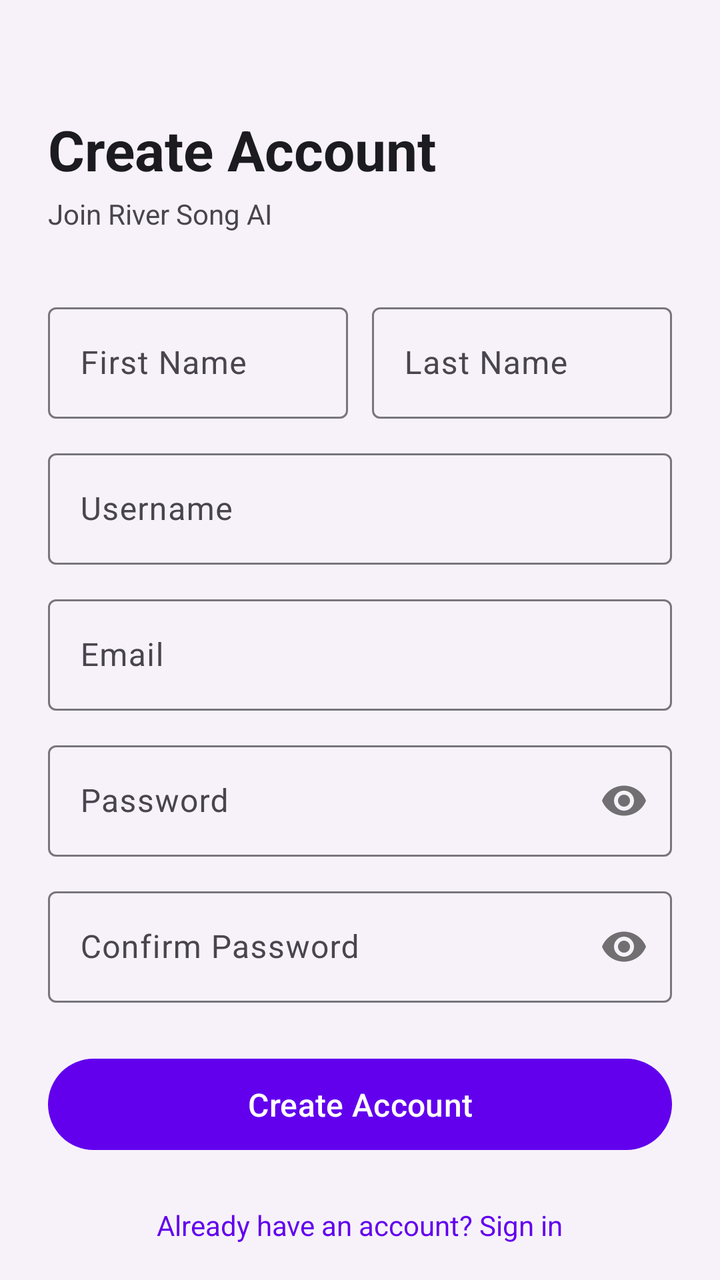
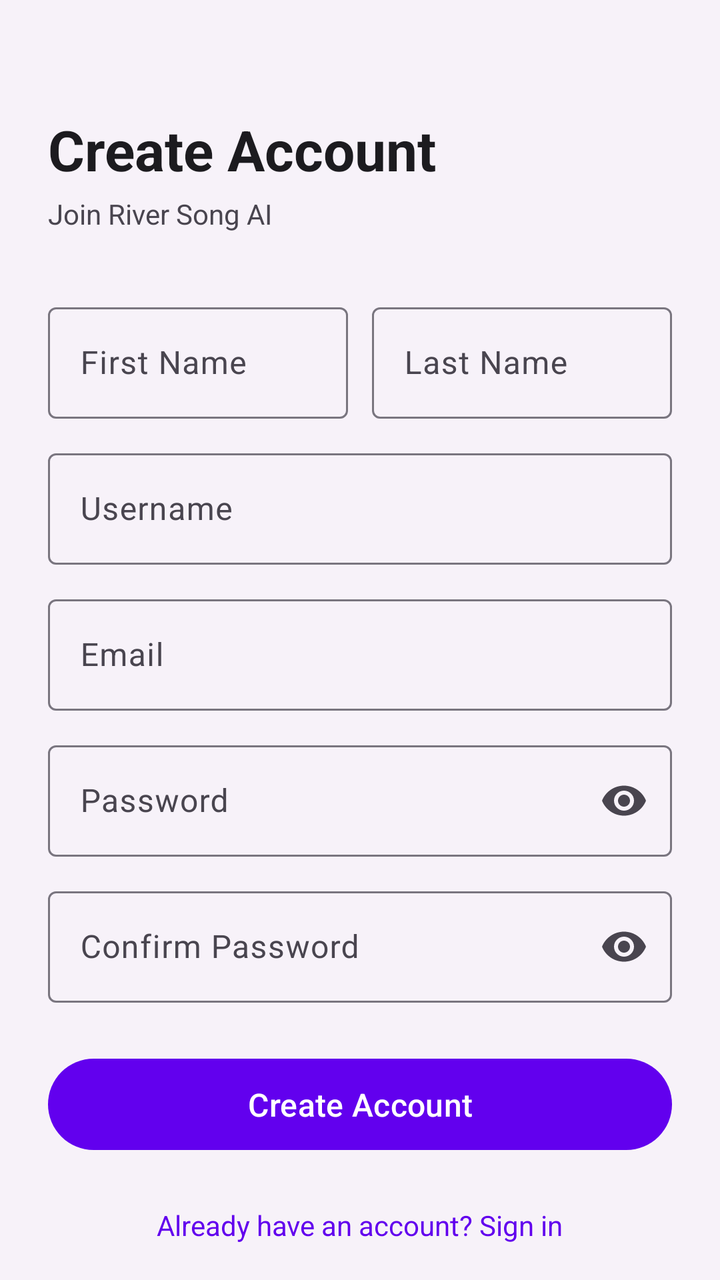

Screens rendered from an Android XML layout before and after an edit, with the pre-edit source and the edit as a unified diff.
<!-- AndroidManifest.xml: application theme Theme.RiverSong -->
<!-- res/layout/fragment_register.xml -->
<?xml version="1.0" encoding="utf-8"?>
<androidx.core.widget.NestedScrollView
    xmlns:android="http://schemas.android.com/apk/res/android"
    xmlns:app="http://schemas.android.com/apk/res-auto"
    android:layout_width="match_parent"
    android:layout_height="match_parent"
    android:fillViewport="true"
    android:background="@color/river_song_background">

    <androidx.constraintlayout.widget.ConstraintLayout
        android:layout_width="match_parent"
        android:layout_height="wrap_content"
        android:padding="24dp">

        <TextView
            android:id="@+id/textViewTitle"
            android:layout_width="wrap_content"
            android:layout_height="wrap_content"
            android:layout_marginTop="32dp"
            android:text="Create Account"
            android:textSize="28sp"
            android:textStyle="bold"
            android:textColor="@color/river_song_on_background"
            app:layout_constraintTop_toTopOf="parent"
            app:layout_constraintStart_toStartOf="parent" />

        <TextView
            android:id="@+id/textViewSubtitle"
            android:layout_width="wrap_content"
            android:layout_height="wrap_content"
            android:layout_marginTop="4dp"
            android:text="Join River Song AI"
            android:textSize="14sp"
            android:textColor="@color/river_song_on_surface_variant"
            app:layout_constraintTop_toBottomOf="@id/textViewTitle"
            app:layout_constraintStart_toStartOf="parent" />

        <LinearLayout
            android:id="@+id/layoutNameRow"
            android:layout_width="0dp"
            android:layout_height="wrap_content"
            android:layout_marginTop="32dp"
            android:orientation="horizontal"
            android:weightSum="2"
            app:layout_constraintTop_toBottomOf="@id/textViewSubtitle"
            app:layout_constraintStart_toStartOf="parent"
            app:layout_constraintEnd_toEndOf="parent">

            <com.google.android.material.textfield.TextInputLayout
                android:id="@+id/layoutFirstName"
                style="@style/Widget.Material3.TextInputLayout.OutlinedBox"
                android:layout_width="0dp"
                android:layout_height="wrap_content"
                android:layout_weight="1"
                android:layout_marginEnd="6dp"
                android:hint="First Name">

                <com.google.android.material.textfield.TextInputEditText
                    android:id="@+id/editTextFirstName"
                    android:layout_width="match_parent"
                    android:layout_height="wrap_content"
                    android:inputType="textPersonName"
                    android:imeOptions="actionNext" />
            </com.google.android.material.textfield.TextInputLayout>

            <com.google.android.material.textfield.TextInputLayout
                android:id="@+id/layoutLastName"
                style="@style/Widget.Material3.TextInputLayout.OutlinedBox"
                android:layout_width="0dp"
                android:layout_height="wrap_content"
                android:layout_weight="1"
                android:layout_marginStart="6dp"
                android:hint="Last Name">

                <com.google.android.material.textfield.TextInputEditText
                    android:id="@+id/editTextLastName"
                    android:layout_width="match_parent"
                    android:layout_height="wrap_content"
                    android:inputType="textPersonName"
                    android:imeOptions="actionNext" />
            </com.google.android.material.textfield.TextInputLayout>
        </LinearLayout>

        <com.google.android.material.textfield.TextInputLayout
            android:id="@+id/layoutUsername"
            style="@style/Widget.Material3.TextInputLayout.OutlinedBox"
            android:layout_width="0dp"
            android:layout_height="wrap_content"
            android:layout_marginTop="12dp"
            android:hint="Username"
            app:layout_constraintTop_toBottomOf="@id/layoutNameRow"
            app:layout_constraintStart_toStartOf="parent"
            app:layout_constraintEnd_toEndOf="parent">

            <com.google.android.material.textfield.TextInputEditText
                android:id="@+id/editTextUsername"
                android:layout_width="match_parent"
                android:layout_height="wrap_content"
                android:inputType="text"
                android:imeOptions="actionNext" />
        </com.google.android.material.textfield.TextInputLayout>

        <com.google.android.material.textfield.TextInputLayout
            android:id="@+id/layoutEmail"
            style="@style/Widget.Material3.TextInputLayout.OutlinedBox"
            android:layout_width="0dp"
            android:layout_height="wrap_content"
            android:layout_marginTop="12dp"
            android:hint="Email"
            app:layout_constraintTop_toBottomOf="@id/layoutUsername"
            app:layout_constraintStart_toStartOf="parent"
            app:layout_constraintEnd_toEndOf="parent">

            <com.google.android.material.textfield.TextInputEditText
                android:id="@+id/editTextEmail"
                android:layout_width="match_parent"
                android:layout_height="wrap_content"
                android:inputType="textEmailAddress"
                android:imeOptions="actionNext" />
        </com.google.android.material.textfield.TextInputLayout>

        <com.google.android.material.textfield.TextInputLayout
            android:id="@+id/layoutPassword"
            style="@style/Widget.Material3.TextInputLayout.OutlinedBox"
            android:layout_width="0dp"
            android:layout_height="wrap_content"
            android:layout_marginTop="12dp"
            android:hint="Password"
            app:passwordToggleEnabled="true"
            app:layout_constraintTop_toBottomOf="@id/layoutEmail"
            app:layout_constraintStart_toStartOf="parent"
            app:layout_constraintEnd_toEndOf="parent">

            <com.google.android.material.textfield.TextInputEditText
                android:id="@+id/editTextPassword"
                android:layout_width="match_parent"
                android:layout_height="wrap_content"
                android:inputType="textPassword"
                android:imeOptions="actionNext" />
        </com.google.android.material.textfield.TextInputLayout>

        <com.google.android.material.textfield.TextInputLayout
            android:id="@+id/layoutConfirmPassword"
            style="@style/Widget.Material3.TextInputLayout.OutlinedBox"
            android:layout_width="0dp"
            android:layout_height="wrap_content"
            android:layout_marginTop="12dp"
            android:hint="Confirm Password"
            app:passwordToggleEnabled="true"
            app:layout_constraintTop_toBottomOf="@id/layoutPassword"
            app:layout_constraintStart_toStartOf="parent"
            app:layout_constraintEnd_toEndOf="parent">

            <com.google.android.material.textfield.TextInputEditText
                android:id="@+id/editTextConfirmPassword"
                android:layout_width="match_parent"
                android:layout_height="wrap_content"
                android:inputType="textPassword"
                android:imeOptions="actionDone" />
        </com.google.android.material.textfield.TextInputLayout>

        <com.google.android.material.button.MaterialButton
            android:id="@+id/buttonRegister"
            android:layout_width="0dp"
            android:layout_height="wrap_content"
            android:layout_marginTop="24dp"
            android:text="Create Account"
            android:textSize="16sp"
            android:paddingTop="12dp"
            android:paddingBottom="12dp"
            app:layout_constraintTop_toBottomOf="@id/layoutConfirmPassword"
            app:layout_constraintStart_toStartOf="parent"
            app:layout_constraintEnd_toEndOf="parent" />

        <ProgressBar
            android:id="@+id/progressBar"
            style="?android:attr/progressBarStyleHorizontal"
            android:layout_width="0dp"
            android:layout_height="4dp"
            android:layout_marginTop="8dp"
            android:indeterminate="true"
            android:visibility="gone"
            app:layout_constraintTop_toBottomOf="@id/buttonRegister"
            app:layout_constraintStart_toStartOf="parent"
            app:layout_constraintEnd_toEndOf="parent" />

        <TextView
            android:id="@+id/textViewSignIn"
            android:layout_width="wrap_content"
            android:layout_height="wrap_content"
            android:layout_marginTop="16dp"
            android:layout_marginBottom="24dp"
            android:text="Already have an account? Sign in"
            android:textColor="@color/river_song_primary"
            android:padding="8dp"
            app:layout_constraintTop_toBottomOf="@id/progressBar"
            app:layout_constraintStart_toStartOf="parent"
            app:layout_constraintEnd_toEndOf="parent"
            app:layout_constraintBottom_toBottomOf="parent" />

    </androidx.constraintlayout.widget.ConstraintLayout>
</androidx.core.widget.NestedScrollView>
<!-- resources referenced by this layout -->
<resources>
  <color name="river_song_background">#F7F2F9</color>
  <color name="river_song_on_background">#1C1B1F</color>
  <color name="river_song_on_surface_variant">#49454F</color>
  <color name="river_song_primary">#6200EE</color>
  <style name="Theme.RiverSong" parent="Theme.Material3.DayNight.NoActionBar">
          <item name="colorPrimary">@color/river_song_primary</item>
          <item name="colorOnPrimary">@color/river_song_on_primary</item>
          <item name="colorPrimaryContainer">@color/river_song_primary_container</item>
          <item name="colorOnPrimaryContainer">@color/river_song_on_primary_container</item>
  
          <item name="colorSecondary">@color/river_song_secondary</item>
          <item name="colorOnSecondary">@color/river_song_on_secondary</item>
          <item name="colorSecondaryContainer">@color/river_song_secondary_container</item>
          <item name="colorOnSecondaryContainer">@color/river_song_on_secondary_container</item>
  
          <item name="colorTertiary">@color/river_song_tertiary</item>
          <item name="colorOnTertiary">@color/river_song_on_tertiary</item>
          <item name="colorTertiaryContainer">@color/river_song_tertiary_container</item>
          <item name="colorOnTertiaryContainer">@color/river_song_on_tertiary_container</item>
  
          <item name="colorError">@color/river_song_error</item>
          <item name="colorOnError">@color/river_song_on_error</item>
          <item name="colorErrorContainer">@color/river_song_error_container</item>
          <item name="colorOnErrorContainer">@color/river_song_on_error_container</item>
  
          <item name="android:colorBackground">@color/river_song_background</item>
          <item name="colorOnBackground">@color/river_song_on_background</item>
          <item name="colorSurface">@color/river_song_surface</item>
          <item name="colorOnSurface">@color/river_song_on_surface</item>
          <item name="colorSurfaceVariant">@color/river_song_surface_variant</item>
          <item name="colorOnSurfaceVariant">@color/river_song_on_surface_variant</item>
          <item name="colorOutline">@color/river_song_outline</item>
  
          <item name="android:statusBarColor">?attr/colorPrimary</item>
          <item name="android:windowLightStatusBar">true</item>
          <item name="android:navigationBarColor">?attr/colorSurface</item>
      </style>
  <color name="river_song_on_primary">#FFFFFF</color>
  <color name="river_song_primary_container">#BB86FC</color>
  <color name="river_song_on_primary_container">#21005D</color>
  <color name="river_song_secondary">#03DAC6</color>
  <color name="river_song_on_secondary">#000000</color>
  <color name="river_song_secondary_container">#66FAF4</color>
  <color name="river_song_on_secondary_container">#003831</color>
  <color name="river_song_tertiary">#018786</color>
  <color name="river_song_on_tertiary">#FFFFFF</color>
  <color name="river_song_tertiary_container">#A7E7E7</color>
  <color name="river_song_on_tertiary_container">#002C2C</color>
  <color name="river_song_error">#B00020</color>
  <color name="river_song_on_error">#FFFFFF</color>
  <color name="river_song_error_container">#FCD8DF</color>
  <color name="river_song_on_error_container">#410002</color>
  <color name="river_song_surface">#FFFBFE</color>
  <color name="river_song_on_surface">#1C1B1F</color>
  <color name="river_song_surface_variant">#E7E0EC</color>
  <color name="river_song_outline">#79757F</color>
</resources>

<!-- the commit's change to res/layout/fragment_register.xml (unified diff, before → after) -->
@@ -126,7 +126,7 @@
             android:layout_height="wrap_content"
             android:layout_marginTop="12dp"
             android:hint="Password"
-            app:passwordToggleEnabled="true"
+            app:endIconMode="password_toggle"
             app:layout_constraintTop_toBottomOf="@id/layoutEmail"
             app:layout_constraintStart_toStartOf="parent"
             app:layout_constraintEnd_toEndOf="parent">
@@ -146,7 +146,7 @@
             android:layout_height="wrap_content"
             android:layout_marginTop="12dp"
             android:hint="Confirm Password"
-            app:passwordToggleEnabled="true"
+            app:endIconMode="password_toggle"
             app:layout_constraintTop_toBottomOf="@id/layoutPassword"
             app:layout_constraintStart_toStartOf="parent"
             app:layout_constraintEnd_toEndOf="parent">
